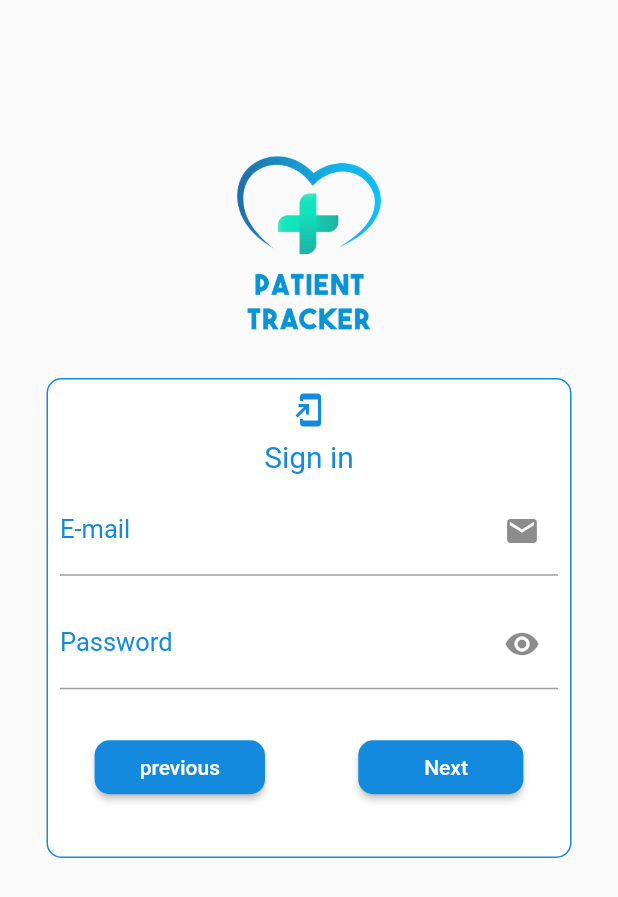
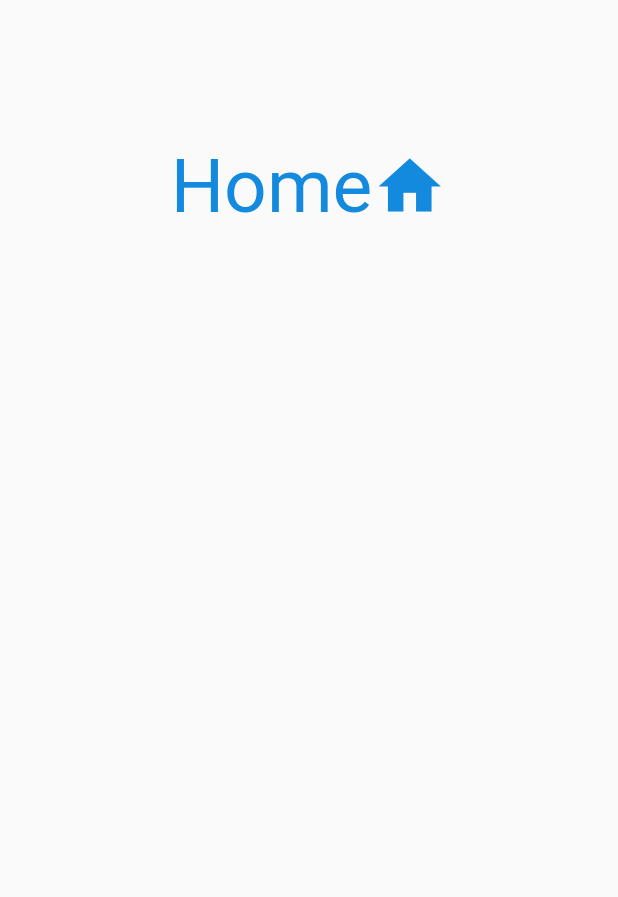
Before and after one commit to miroohussein/patient-tracker, a Flutter app: the screen it shows after launch, on a phone screen of 412 x 824 dp. Shown: the top 897 px of the screen. Run offline on Flutter 3.47's test engine with Material 2 defaults, Android fonts, the light colour scheme and no system bars.

Commit message:
home page name and icon

```diff
--- a/patient_tracker/lib/main.dart
+++ b/patient_tracker/lib/main.dart
@@ -3,10 +3,11 @@ import 'package:patient_tracker/ui/ChooseDRorPatient/ChooseDRorPatient.dart';
 import 'package:patient_tracker/ui/DRandPATIENTwelcomepages/PATIENTwelcomepage.dart';
 import 'package:patient_tracker/ui/DRandPATIENTwelcomepages/DRwelcomepage.dart';
 import 'package:patient_tracker/ui/Sign_inPAGE/sign_in.dart';
+import 'package:patient_tracker/ui/home_page/home_page.dart';
 
 void main() {
   runApp(MaterialApp(
-    home: sign_in()));
+    home: home()));
 }
 
 class MyApp extends StatelessWidget {
--- /dev/null
+++ b/patient_tracker/lib/ui/home_page/home_page.dart
@@ -0,0 +1,86 @@
+
+import 'package:flutter/material.dart';
+
+class home extends StatelessWidget {
+  @override
+  Color mainColor = Color.fromRGBO(19, 138, 222,1);
+  Widget build(BuildContext context) {
+    return Scaffold(
+      body:
+
+       Center(
+         child: Column(
+           children: <Widget>[
+             Padding(
+               padding: const EdgeInsets.fromLTRB(20, 95, 20, 20),
+               child: Row(
+                 mainAxisAlignment: MainAxisAlignment.center,
+                 children: <Widget>[
+                   Text("Home",style: TextStyle(color:mainColor,fontSize: 50 ),),
+                   Icon(Icons.home,color: mainColor,size: 50,),
+
+
+
+
+
+
+
+
+                 ],
+
+
+
+
+
+
+
+
+
+
+               ),
+             )
+
+
+
+
+
+
+
+
+
+
+
+
+           ],
+
+
+
+
+
+
+
+
+
+
+
+
+
+
+
+
+
+
+
+
+
+
+
+
+
+
+
+),
+       )
+    );
+  }
+}
```
